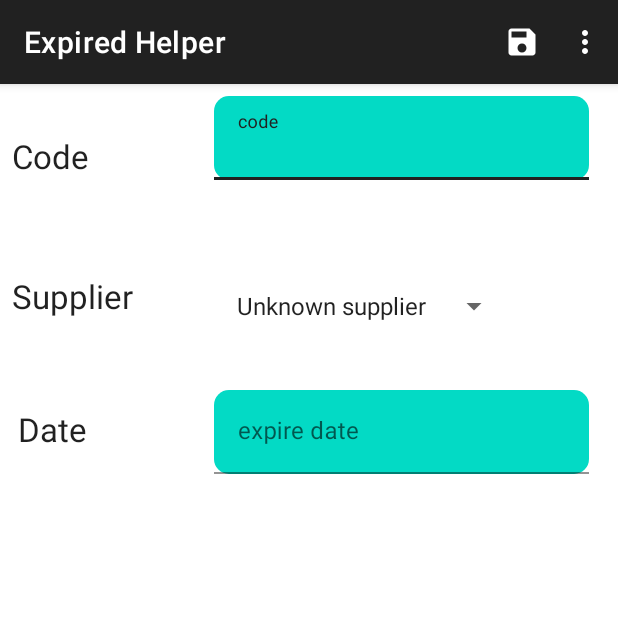
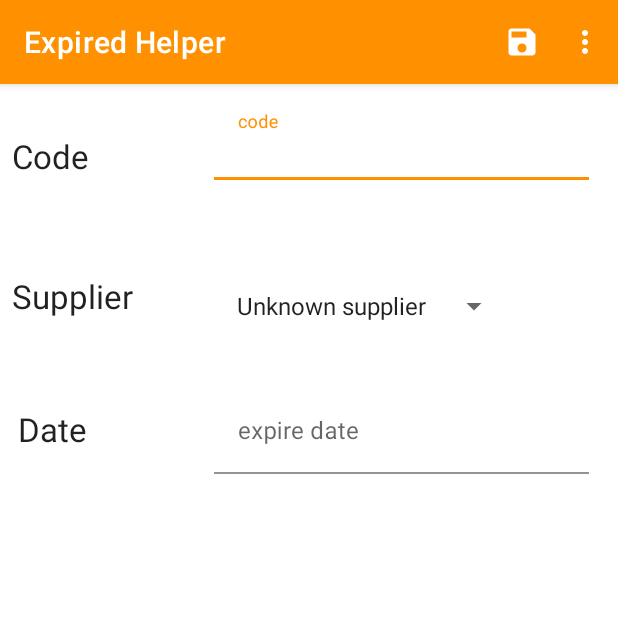
Before and after one commit to samsofa/ExpiredHelper, an Android app: the screen it shows after launch (AddEditItemActivity), after a tap on an icon or button, on a phone screen of 412 x 824 dp, the top half of it. Run offline under Robolectric (Android 15) with nearby library versions, the phone set to English and light mode, and no system bars; our stand-ins replace Room's generated code.

Commit message:
add more robust code

```diff
--- a/app/src/main/java/com/samsofa/expiredhelper/ui/AddEditItemActivity.java
+++ b/app/src/main/java/com/samsofa/expiredhelper/ui/AddEditItemActivity.java
@@ -1,5 +1,6 @@
 package com.samsofa.expiredhelper.ui;
 
+import android.content.Intent;
 import android.os.Bundle;
 import android.text.TextUtils;
 import android.view.Menu;
@@ -38,7 +39,10 @@ public class AddEditItemActivity extends AppCompatActivity {
 
     viewInit();
     setupSpinner();
+    Intent intent = getIntent();
+    if (intent.hasExtra("id")) {
 
+    }
     itemViewModel = new ViewModelProvider(this,
         ViewModelProvider.AndroidViewModelFactory.getInstance(this.getApplication()))
         .get(ItemViewModel.class);
@@ -80,6 +84,10 @@ public class AddEditItemActivity extends AppCompatActivity {
       finish();
       //todo  AlertDialog to ask would you finish layout or contonui adding more items
     }
+  }
+
+  private void delete() {
+
   }
 
 
@@ -135,6 +143,8 @@ public class AddEditItemActivity extends AppCompatActivity {
             mSupplier = Constants.SUPPLIER_OUVO; // ouvo
           } else if (selection.equals(getString(R.string.supplier_ayman))) {
             mSupplier = Constants.SUPPLIER_AYMAN; //ayman
+          } else if (selection.equals(getString(R.string.supplier_sameh))) {
+            mSupplier = Constants.SUPPLIER_SAMEH; //sameh
           } else {
             mSupplier = Constants.SUPPLIER_UNKNOWN; // Unknown
           }
--- a/app/src/main/java/com/samsofa/expiredhelper/ui/Constants.java
+++ b/app/src/main/java/com/samsofa/expiredhelper/ui/Constants.java
@@ -10,5 +10,7 @@ public class Constants {
   public static final String SUPPLIER_RITTER = "RITTER";
   public static final String SUPPLIER_OUVO = "OUVO";
   public static final String SUPPLIER_AYMAN = "AYMAN";
+  public static final String SUPPLIER_SAMEH = "SAMEH";
+
 
 }
--- a/app/src/main/java/com/samsofa/expiredhelper/ui/MainActivity.java
+++ b/app/src/main/java/com/samsofa/expiredhelper/ui/MainActivity.java
@@ -5,7 +5,6 @@ import android.os.Bundle;
 import android.view.View;
 import android.view.View.OnClickListener;
 import android.widget.RelativeLayout;
-import android.widget.Toast;
 import androidx.appcompat.app.AppCompatActivity;
 import androidx.lifecycle.Observer;
 import androidx.lifecycle.ViewModelProvider;
@@ -25,6 +24,8 @@ public class MainActivity extends AppCompatActivity implements RecyclerViewClick
 
   private RelativeLayout emptyView;
 
+  private ItemAdapter adapter;
+
   @Override
   protected void onCreate(Bundle savedInstanceState) {
     super.onCreate(savedInstanceState);
@@ -32,7 +33,7 @@ public class MainActivity extends AppCompatActivity implements RecyclerViewClick
 
     emptyView = findViewById(R.id.empty_view);
 
-    ItemAdapter adapter = new ItemAdapter(this);
+    adapter = new ItemAdapter(this);
     RecyclerView recyclerView = findViewById(R.id.main_recylerView);
     recyclerView
         .setLayoutManager(new LinearLayoutManager(this, LinearLayoutManager.VERTICAL, false));
@@ -63,10 +64,16 @@ public class MainActivity extends AppCompatActivity implements RecyclerViewClick
     });
   }
 
-
   @Override
   public void onItemClick(int position) {
-    Toast.makeText(this, "position " + position, Toast.LENGTH_SHORT).show();
+    Item currentItem = adapter.getItemsAt(position);
+    Intent intent = new Intent(MainActivity.this, AddEditItemActivity.class);
+
+    intent.putExtra("code", currentItem.getCode());
+    intent.putExtra("supplier", currentItem.getSupplier());
+    intent.putExtra("expired_date", currentItem.getExpireDate());
+    intent.putExtra("id", currentItem.getId());
+    startActivity(intent);
   }
 
 
--- a/app/src/main/res/drawable/round_corner.xml
+++ b/app/src/main/res/drawable/round_corner.xml
@@ -1,6 +1,6 @@
 <?xml version="1.0" encoding="utf-8"?>
 <shape xmlns:android="http://schemas.android.com/apk/res/android">
-  <solid android:color="@color/teal_200" />
+
   <corners android:radius="10dp" />
 
 </shape>
--- a/app/src/main/res/layout/activity_main.xml
+++ b/app/src/main/res/layout/activity_main.xml
@@ -5,6 +5,7 @@
   xmlns:tools="http://schemas.android.com/tools"
   android:layout_width="match_parent"
   android:layout_height="match_parent"
+  android:background="@android:color/darker_gray"
   tools:context=".ui.MainActivity">
 
   <com.google.android.material.appbar.AppBarLayout
--- a/app/src/main/res/layout/item_row.xml
+++ b/app/src/main/res/layout/item_row.xml
@@ -6,6 +6,7 @@
   android:layout_marginStart="4dp"
   android:layout_marginTop="4dp"
   android:layout_marginEnd="4dp"
+  app:cardCornerRadius="10dp"
   app:cardElevation="4dp">
 
   <RelativeLayout
--- a/app/src/main/res/values/supplier_array.xml
+++ b/app/src/main/res/values/arrays.xml
@@ -6,5 +6,6 @@
     <item>@string/supplier_ritter</item>
     <item>@string/supplier_ouvo</item>
     <item>@string/supplier_ayman</item>
+    <item>@string/supplier_sameh</item>
   </string-array>
 </resources>
--- a/app/src/main/res/values/strings.xml
+++ b/app/src/main/res/values/strings.xml
@@ -1,6 +1,5 @@
 <resources>
   <string name="app_name">Expired Helper</string>
-  <string name="fake">fgvjhscfmififovimcmvfcjhFNWJFNSGHLGHLSKGJSLGHSLgfjaghraghalfhaghgl;shgakhgl;asgjhadlghja;gfmcsviovstiovhgmcascamhriomjasts;,ajlghsl;fmshtlvsmsltvatmlcsarv,sacclsffkgjkldSgnkflgjldgjSL:Gjdgljjeropjgds;gmSL:G</string>
   <string name="empty_view_title_text">"You have no items "</string>
   <string name="empty_view_subtitle_text">Press add button to add itms</string>
   <string name="toolbar_title_expire_helper">Expire Organizer</string>
@@ -9,6 +8,7 @@
   <string name="supplier_ritter" translatable="false">RITTER 420</string>
   <string name="supplier_ouvo" translatable="false">Ouvo 650</string>
   <string name="supplier_ayman" translatable="false">ayman 905</string>
+  <string name="supplier_sameh" translatable="false">sameh 1001</string>
   <string name="supplier_unknown">Unknown supplier</string>
 
 </resources>
--- a/app/src/main/res/values/styles.xml
+++ b/app/src/main/res/values/styles.xml
@@ -11,5 +11,13 @@
     <item name="android:textSize">32sp</item>
   </style>
 
-  <style name="Theme.Edit" parent="Theme.MaterialComponents.DayNight.DarkActionBar" />
+  <style name="Theme.Edit" parent="Theme.MaterialComponents.DayNight.DarkActionBar">
+    <item name="colorButtonNormal">#ffc107</item>
+    <item name="colorPrimary">#ff9100</item>
+    <item name="colorAccent">#ffc107</item>
+    <item name="colorPrimaryDark">#d84315</item>
+
+
+  </style>
+
 </resources>
```
